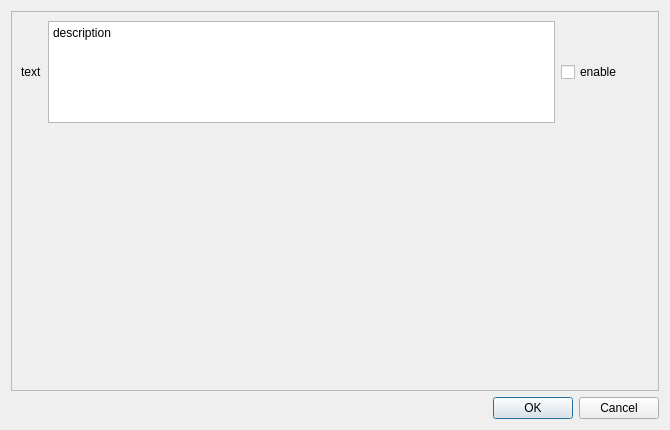
Qt form ui/ask_components.ui (senlinjun/Addon-Maker) before a commit.
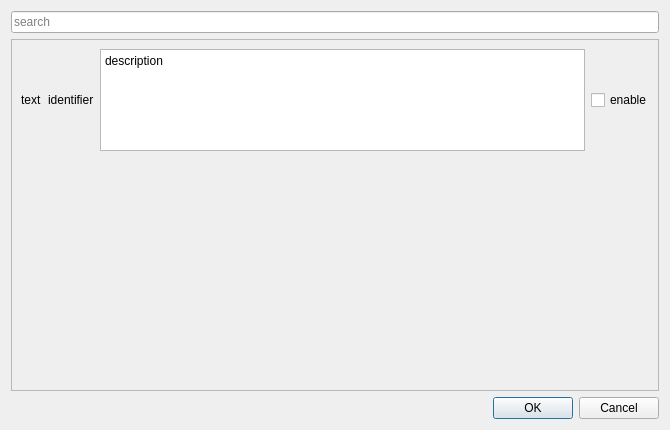
The same form after that commit.

Commit message: 1.重写addon中Block类关于componentData的代码 2.重写componentData的UI代码(UI未重置)(编辑功能暂未完成) 3.ask_components 新增搜索ui 4.添加loadLang函数至lib.py文件中 5.新增basic_component.py与BlockBehavior.py用于管理componentData(目前只支持Block的minecraft:collision_box)

Patch:
```diff
--- a/ui/ask_components.ui
+++ b/ui/ask_components.ui
@@ -17,8 +17,18 @@
    <string>Dialog</string>
   </property>
   <layout class="QVBoxLayout" name="verticalLayout">
+   <item>
+    <widget class="QLineEdit" name="search">
+     <property name="placeholderText">
+      <string>search</string>
+     </property>
+    </widget>
+   </item>
    <item>
     <widget class="QScrollArea" name="scrollArea">
+     <property name="horizontalScrollBarPolicy">
+      <enum>Qt::ScrollBarAlwaysOff</enum>
+     </property>
      <property name="widgetResizable">
       <bool>false</bool>
      </property>
@@ -27,7 +37,7 @@
        <rect>
         <x>0</x>
         <y>0</y>
-        <width>620</width>
+        <width>650</width>
         <height>120</height>
        </rect>
       </property>
@@ -41,6 +51,13 @@
            </property>
           </widget>
          </item>
+         <item>
+          <widget class="QLabel" name="identifier">
+           <property name="text">
+            <string>identifier</string>
+           </property>
+          </widget>
+         </item>
          <item>
           <widget class="QTextBrowser" name="description">
            <property name="html">
```
The commit also changes 9 other files.
